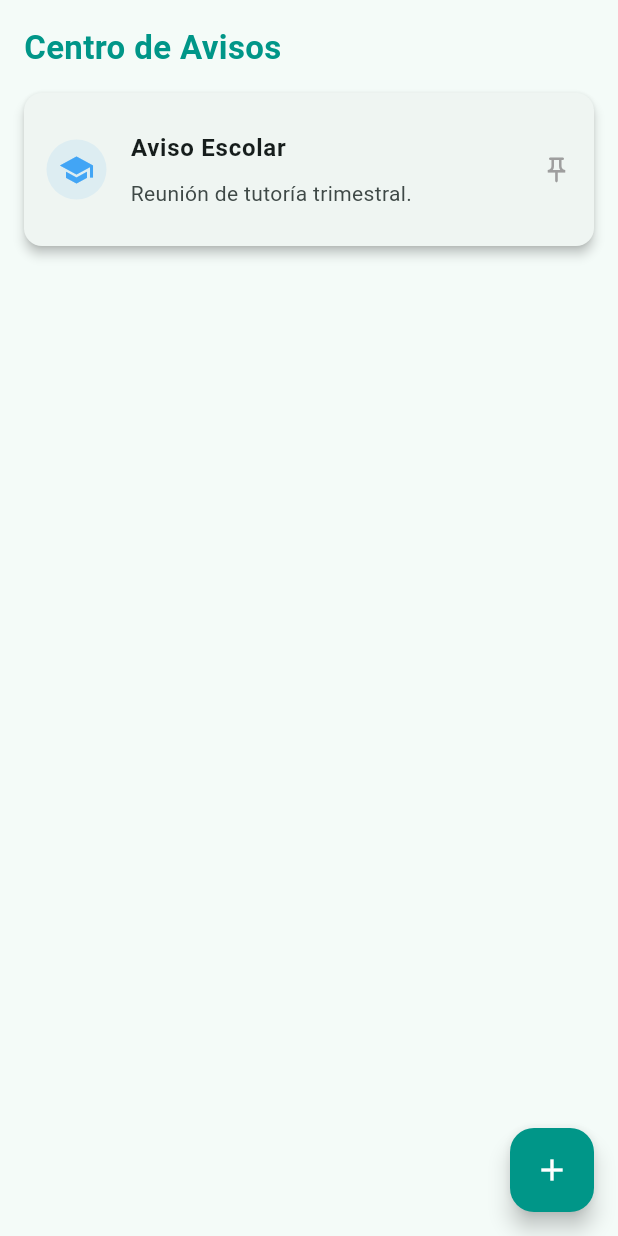
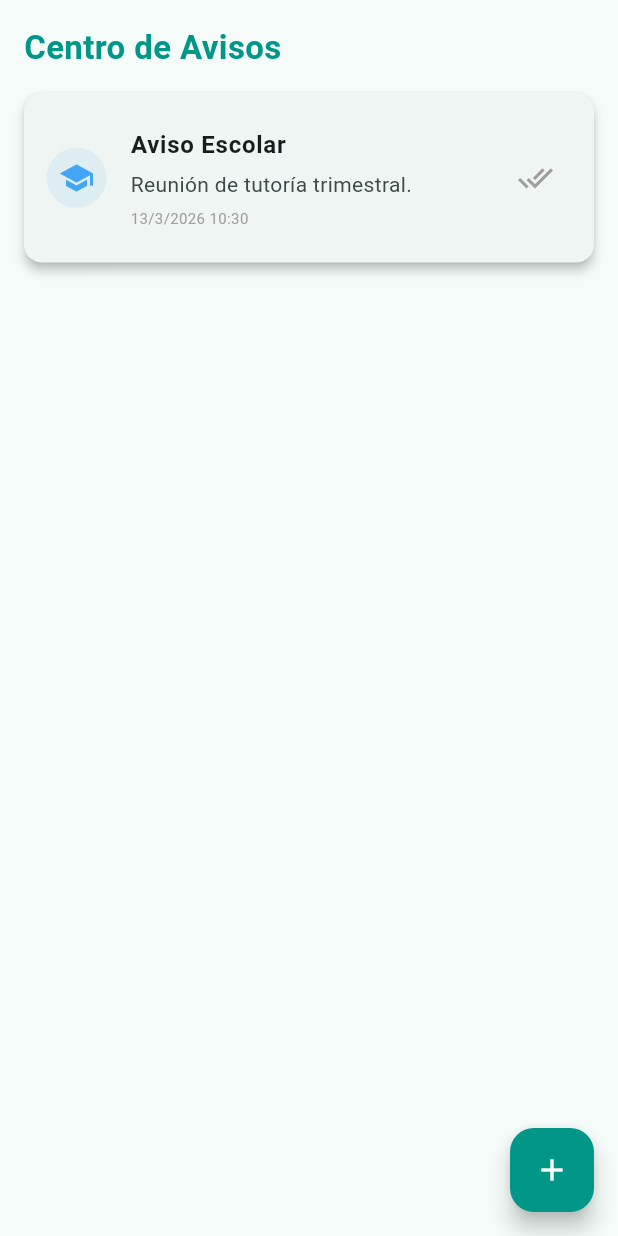
Before and after one commit to albertodev91/kindu, a Flutter app: the AvisosTab screen opened directly, on a phone screen of 412 x 824 dp. Run offline on Flutter 3.47's test engine with Material 3 defaults, Android fonts, the light colour scheme and no system bars; our stand-ins replace image_picker, pdf, printing, table_calendar.

Commit message:
feat(avisos): transforma la pizarra en un corcho de comunicacion legal con acuse de recibo y auditoria

```diff
--- a/lib/screens/avisos_tab.dart
+++ b/lib/screens/avisos_tab.dart
@@ -1,4 +1,24 @@
 import 'package:flutter/material.dart';
+import 'calendar_tab.dart'; // Para acceder a registroAuditoriaGlobal
+
+// 1. CLASE MODELO AVISO
+class AvisoUsuario {
+  final String id;
+  final String titulo;
+  final String descripcion;
+  final String tipo;
+  final DateTime fechaCreacion;
+  bool enterado;
+
+  AvisoUsuario({
+    required this.id,
+    required this.titulo,
+    required this.descripcion,
+    required this.tipo,
+    required this.fechaCreacion,
+    this.enterado = false,
+  });
+}
 
 class AvisosTab extends StatefulWidget {
   const AvisosTab({super.key});
@@ -9,9 +29,21 @@ class AvisosTab extends StatefulWidget {
 
 class _AvisosTabState extends State<AvisosTab> {
   // LISTA REAL DE AVISOS
-  List<Map<String, dynamic>> avisos = [
-    {'titulo': 'Aviso Escolar', 'desc': 'Reunión de tutoría trimestral.', 'tipo': 'Escolar'},
-  ];
+  List<AvisoUsuario> avisos = [];
+
+  @override
+  void initState() {
+    super.initState();
+    // Inyectar aviso de prueba
+    avisos.add(AvisoUsuario(
+      id: 'AVISO-001',
+      titulo: 'Aviso Escolar',
+      descripcion: 'Reunión de tutoría trimestral.',
+      tipo: 'Escolar',
+      fechaCreacion: DateTime.now(),
+      enterado: false
+    ));
+  }
 
   void _abrirFormularioAviso(BuildContext context) {
     String titulo = '';
@@ -70,7 +102,16 @@ class _AvisosTabState extends State<AvisosTab> {
                         if (titulo.isNotEmpty) {
                           // AÑADE EL AVISO A LA LISTA REAL Y ACTUALIZA LA PANTALLA
                           setState(() {
-                            avisos.insert(0, {'titulo': titulo, 'desc': descripcion, 'tipo': tipoSeleccionado});
+                            avisos.insert(0, AvisoUsuario(
+                              id: 'AVISO-${DateTime.now().millisecondsSinceEpoch}',
+                              titulo: titulo,
+                              descripcion: descripcion,
+                              tipo: tipoSeleccionado,
+                              fechaCreacion: DateTime.now(),
+                              enterado: false
+                            ));
+                            // Log Forense
+                            registroAuditoriaGlobal.add("📝 Aviso: El usuario creó un aviso $tipoSeleccionado titulado '$titulo'.");
                           });
                           Navigator.pop(context);
                         }
@@ -116,18 +157,40 @@ class _AvisosTabState extends State<AvisosTab> {
             );
           }
           final aviso = avisos[index - 1];
+          // 2. FECHAS EN LA UI
+          String fechaStr = '${aviso.fechaCreacion.day}/${aviso.fechaCreacion.month}/${aviso.fechaCreacion.year} ${aviso.fechaCreacion.hour}:${aviso.fechaCreacion.minute.toString().padLeft(2,'0')}';
+
           return Card(
             elevation: 3, margin: const EdgeInsets.only(bottom: 15),
             shape: RoundedRectangleBorder(borderRadius: BorderRadius.circular(12)),
             child: ListTile(
               contentPadding: const EdgeInsets.all(15),
               leading: CircleAvatar(
-                backgroundColor: _getColor(aviso['tipo']).withOpacity(0.1),
-                child: Icon(_getIcono(aviso['tipo']), color: _getColor(aviso['tipo'])),
+                backgroundColor: _getColor(aviso.tipo).withOpacity(0.1),
+                child: Icon(_getIcono(aviso.tipo), color: _getColor(aviso.tipo)),
               ),
-              title: Text(aviso['titulo'], style: const TextStyle(fontWeight: FontWeight.bold)),
-              subtitle: Padding(padding: const EdgeInsets.only(top: 8.0), child: Text(aviso['desc'])),
-              trailing: const Icon(Icons.push_pin_outlined, size: 20, color: Colors.grey),
+              title: Text(aviso.titulo, style: const TextStyle(fontWeight: FontWeight.bold)),
+              subtitle: Column(
+                crossAxisAlignment: CrossAxisAlignment.start,
+                children: [
+                  Padding(padding: const EdgeInsets.only(top: 4.0), child: Text(aviso.descripcion)),
+                  const SizedBox(height: 5),
+                  Text(fechaStr, style: const TextStyle(fontSize: 10, color: Colors.grey)),
+                ],
+              ),
+              // 3. ACUSE DE RECIBO (DOBLE CHECK)
+              trailing: IconButton(
+                icon: Icon(Icons.done_all, color: aviso.enterado ? Colors.green : Colors.grey),
+                tooltip: aviso.enterado ? 'Confirmado y Leído' : 'Marcar como Enterado',
+                onPressed: aviso.enterado ? null : () {
+                  setState(() {
+                    aviso.enterado = true;
+                    // Log Forense de Lectura
+                    registroAuditoriaGlobal.add("🔔 Aviso: El usuario confirmó lectura del aviso '${aviso.titulo}'.");
+                  });
+                  ScaffoldMessenger.of(context).showSnackBar(const SnackBar(content: Text('Confirmación de lectura registrada.'), backgroundColor: Colors.green));
+                },
+              ),
             ),
           );
         },
```
